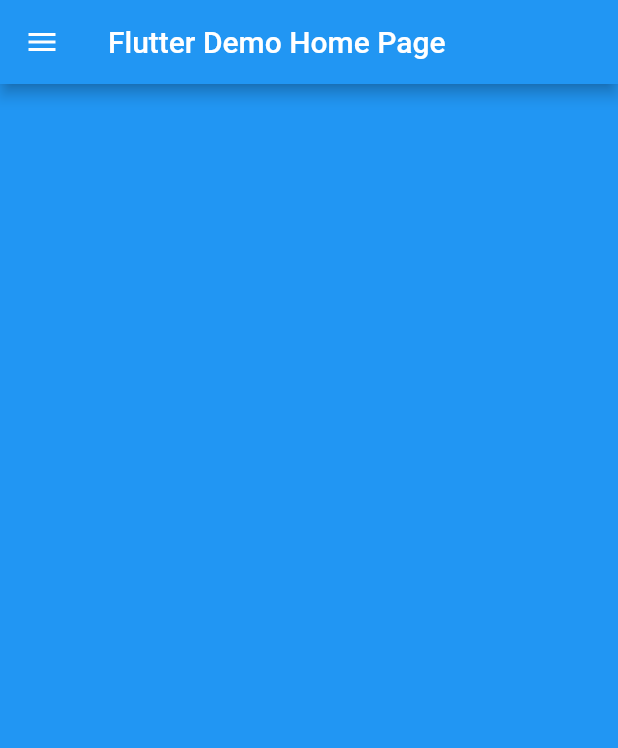
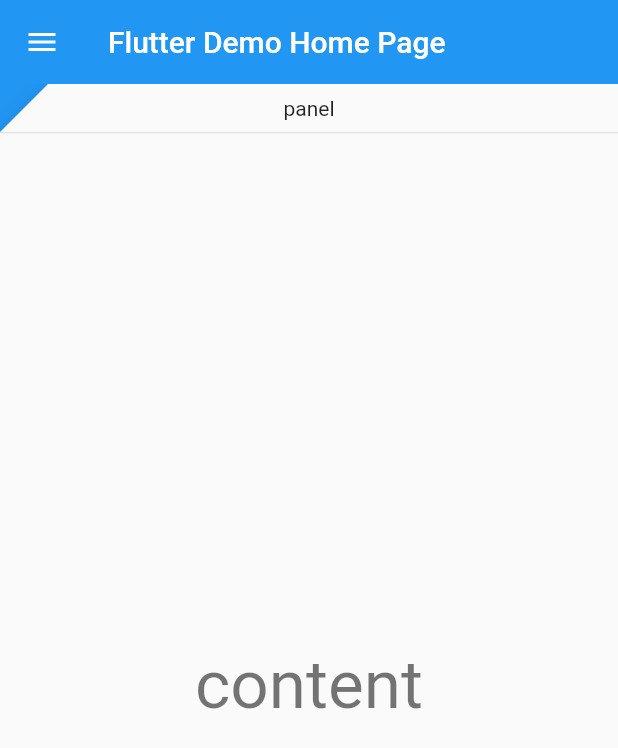
Before and after one commit to CORDEA/flutter_backdrop_demo, a Flutter app: the screen it shows after launch, on a phone screen of 412 x 824 dp. Shown: the top 748 px of the screen. Run offline on Flutter 3.47's test engine with Material 2 defaults, Android fonts, the phone set to English and light mode, and no system bars.

Commit message:
add panel

```diff
--- a/lib/main_page.dart
+++ b/lib/main_page.dart
@@ -20,7 +20,15 @@ class MainPage extends StatefulWidget {
 
 class _MainPageState extends State<MainPage>
     with SingleTickerProviderStateMixin {
+  static const _PANEL_HEIGHT = 32.0;
+
   AnimationController _controller;
+
+  bool get _isPanelVisible {
+    final AnimationStatus status = _controller.status;
+    return status == AnimationStatus.completed ||
+        status == AnimationStatus.forward;
+  }
 
   @override
   void initState() {
@@ -32,12 +40,48 @@ class _MainPageState extends State<MainPage>
   @override
   void dispose() {
     super.dispose();
+    _controller.dispose();
   }
 
   Widget _buildStack(BuildContext context, BoxConstraints constraints) {
+    final Size panelSize = constraints.biggest;
+    final double top = panelSize.height - _PANEL_HEIGHT;
+    var animation = RelativeRectTween(
+            begin: new RelativeRect.fromLTRB(
+                0.0,
+                top - MediaQuery.of(context).padding.bottom,
+                0.0,
+                top - panelSize.height),
+            end: new RelativeRect.fromLTRB(0.0, 0.0, 0.0, 0.0))
+        .animate(CurvedAnimation(parent: _controller, curve: Curves.linear));
+
+    final ThemeData theme = Theme.of(context);
     return Container(
-      color: Theme.of(context).primaryColor,
-    );
+        color: theme.primaryColor,
+        child: Stack(children: <Widget>[
+          Center(
+            child: Text("base", style: theme.primaryTextTheme.display2),
+          ),
+          PositionedTransition(
+              rect: animation,
+              child: Material(
+                shape: BeveledRectangleBorder(
+                    borderRadius: const BorderRadius.only(
+                        topLeft: const Radius.circular(_PANEL_HEIGHT))),
+                elevation: 12.0,
+                child: Column(children: <Widget>[
+                  Container(
+                    height: _PANEL_HEIGHT,
+                    child: Center(child: Text("panel")),
+                  ),
+                  Divider(height: 1.0),
+                  Expanded(
+                      child: Center(
+                          child:
+                              Text("content", style: theme.textTheme.display2)))
+                ]),
+              ))
+        ]));
   }
 
   @override
@@ -52,9 +96,12 @@ class _MainPageState extends State<MainPage>
         appBar: new AppBar(
           // Here we take the value from the MyHomePage object that was created by
           // the App.build method, and use it to set our appbar title.
+          elevation: 0.0,
           title: new Text(widget.title),
           leading: IconButton(
-            onPressed: () {},
+            onPressed: () {
+              _controller.fling(velocity: _isPanelVisible ? -1.0 : 1.0);
+            },
             icon: AnimatedIcon(
               icon: AnimatedIcons.close_menu,
               progress: _controller.view,
```
